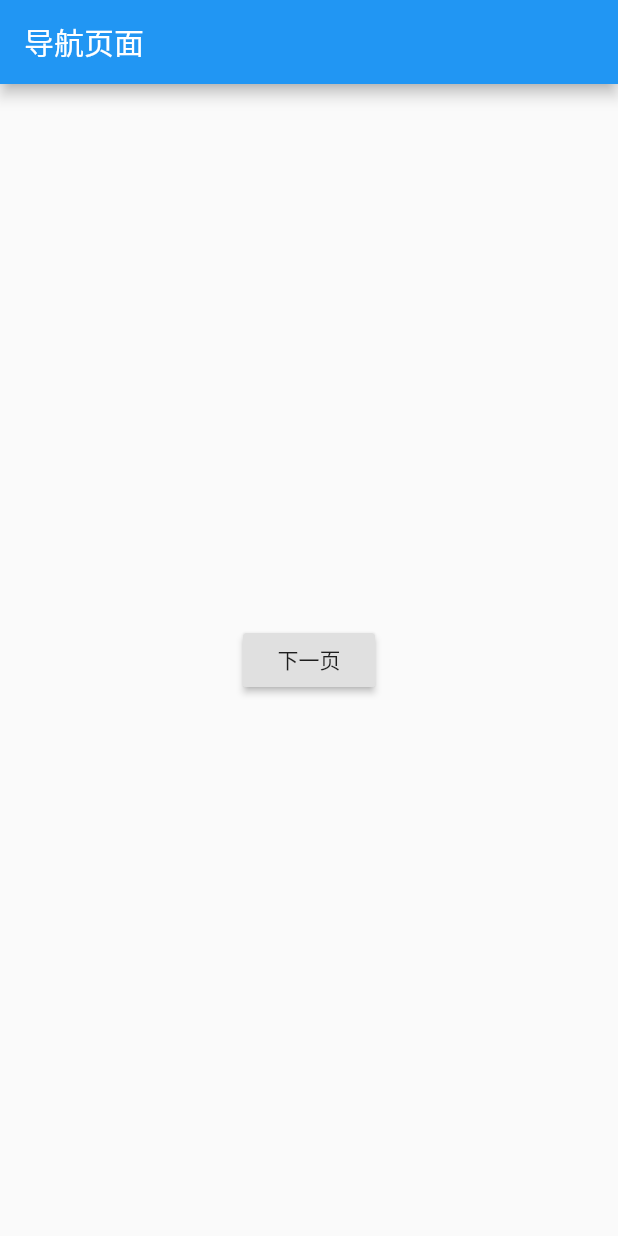
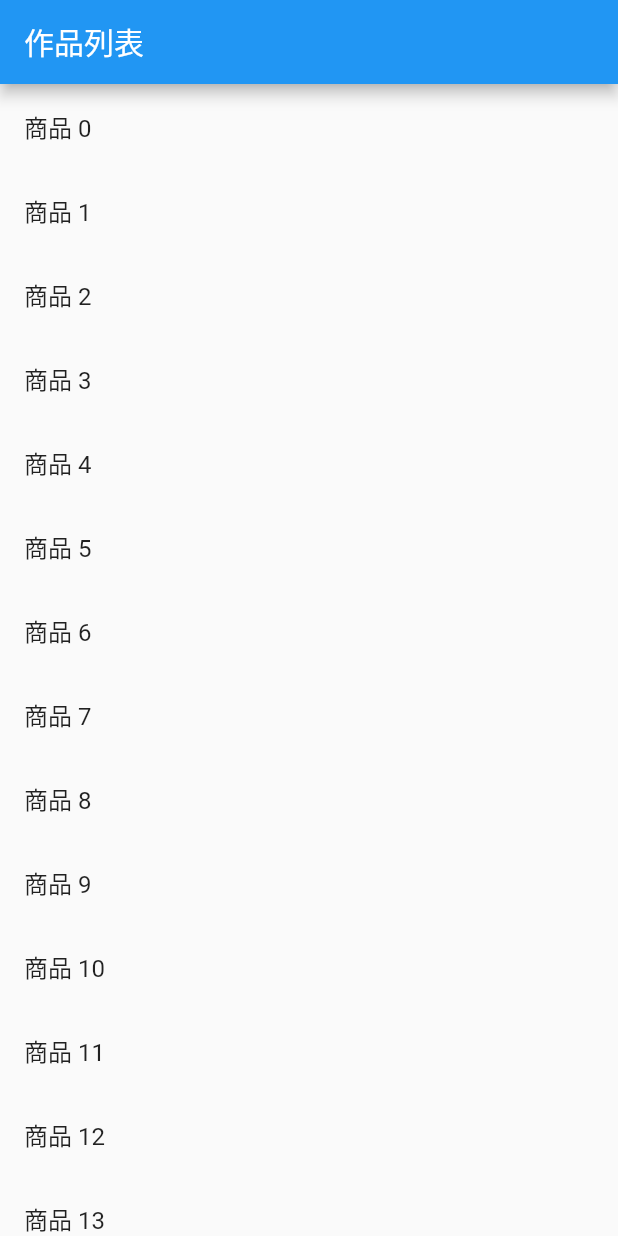
Before and after one commit to NewUnsigned/flutter_learn, a Flutter app: the screen it shows after launch, on a phone screen of 412 x 824 dp. Run offline on Flutter 3.47's test engine with Material 2 defaults, Android fonts, the phone set to English and light mode, and no system bars; missing offline and left inert: random_color.

Commit message:
导航传参和异步方法

```diff
--- /dev/null
+++ b/flutter_learn/lib/learn/widgets/properties.dart
@@ -0,0 +1,91 @@
+import 'package:flutter/material.dart';
+
+class Product {
+  // 商品标题
+  final String title;
+  // 商品描述
+  final String description;
+
+  Product(this.title, this.description);
+}
+
+class ProductApp extends StatelessWidget {
+  @override
+  Widget build(BuildContext context) {
+    return MaterialApp(
+      title: "商品列表",
+      home: ProductListDemo(),
+    );
+  }
+}
+
+class ProductListDemo extends StatelessWidget {
+  @override
+  Widget build(BuildContext context) {
+    return Scaffold(
+      appBar: AppBar(
+        title: Text('作品列表'),
+      ),
+      body: ProductList(
+        products: List.generate(20, (i)=>Product('商品 $i', "这时一个商品详情，编号为$i"))
+      ),
+    );
+  }
+}
+
+class ProductList extends StatelessWidget {
+
+  final List<Product> products;
+
+  ProductList({Key key, @required this.products}): super(key:key);
+
+  @override
+  Widget build(BuildContext context) {
+    return ListView.builder(
+        itemCount: this.products.length,
+        itemBuilder: (context, index) {
+          return ListTile(
+            title: Text(this.products[index].title),
+            onTap: (){
+              _onpressedList(context, index);
+            },
+          );
+        },
+      );
+  }
+
+  _onpressedList(BuildContext context, int index) async {
+    final result = await Navigator.push(context, MaterialPageRoute(
+      builder: (context) => ProductDetail(product:products[index])
+    ));
+
+    Scaffold.of(context).showSnackBar(SnackBar(content: Text(result),));
+  }
+}
+
+class ProductDetail extends StatelessWidget {
+
+  final Product product;
+
+  ProductDetail({Key key, @required this.product});
+
+  @override
+  Widget build(BuildContext context) {
+    return Scaffold(
+      appBar: AppBar(title: Text("商品详情"),),
+      body: Column(
+        children: <Widget>[
+          RaisedButton(child: Text('第一个'), onPressed: () {
+            Navigator.pop(context, '点击了第一个按钮');
+          },),
+          RaisedButton(child: Text('第二个'), onPressed: () {
+            Navigator.pop(context, '点击了第二个按钮');
+          },),
+          RaisedButton(child: Text('第三个'), onPressed: () {
+            Navigator.pop(context, '点击了第三个按钮');
+          },)
+        ],
+      )
+    );
+  }
+}
--- a/flutter_learn/lib/main.dart
+++ b/flutter_learn/lib/main.dart
@@ -8,8 +8,9 @@ import 'package:flutter_learn/learn/widgets/text.dart';
 import 'package:flutter_learn/learn/widgets/list.dart';
 import 'package:flutter_learn/learn/widgets/layout.dart';
 import 'package:flutter_learn/learn/widgets/navigation.dart';
+import 'package:flutter_learn/learn/widgets/properties.dart';
 
-void main() => runApp(NavigationDemo());
+void main() => runApp(ProductApp());
 
 class MyHomePage extends StatefulWidget {
   MyHomePage({Key key, this.title}) : super(key: key);
```
